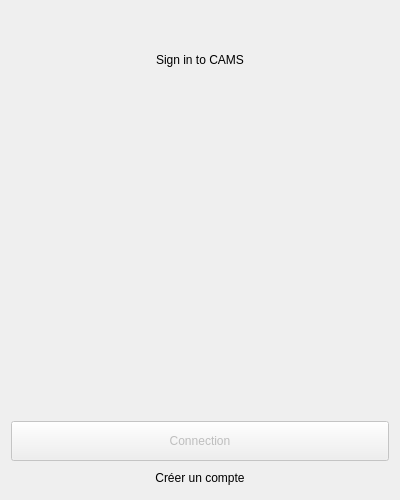
Qt form src/gui/connection/ConnectionWidget.ui (Lahaxe/cams-old) before a commit.
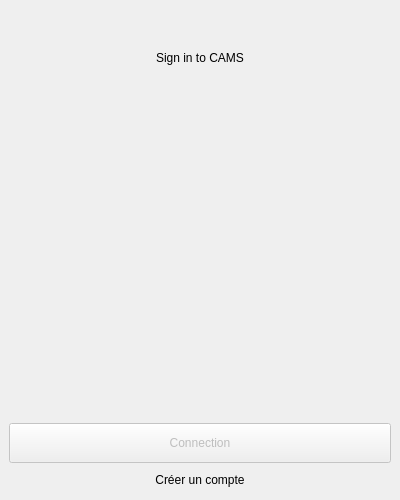
The same form after that commit. Custom widgets are drawn as their Qt base class.

Commit message: Création du sous menu utilisateur et déconnection

```diff
--- a/src/gui/connection/ConnectionWidget.ui
+++ b/src/gui/connection/ConnectionWidget.ui
@@ -26,6 +26,24 @@
    <string>Connection</string>
   </property>
   <layout class="QGridLayout" name="gridLayout">
+   <property name="leftMargin">
+    <number>0</number>
+   </property>
+   <property name="topMargin">
+    <number>0</number>
+   </property>
+   <property name="rightMargin">
+    <number>0</number>
+   </property>
+   <property name="bottomMargin">
+    <number>0</number>
+   </property>
+   <property name="spacing">
+    <number>0</number>
+   </property>
+   <item row="0" column="1">
+    <widget class="QWidget" name="connection_bckgrd" native="true">
+     <layout class="QGridLayout" name="gridLayout_2">
    <item row="0" column="0" alignment="Qt::AlignHCenter">
     <widget class="QLabel" name="label">
      <property name="text">
@@ -33,6 +51,15 @@
      </property>
     </widget>
    </item>
+      <item row="1" column="0">
+       <widget class="CustomNotificationWidget" name="errorMessage" native="true"/>
+      </item>
+      <item row="2" column="0">
+       <widget class="CustomLabeledInputTextField" name="login" native="true"/>
+      </item>
+      <item row="3" column="0">
+       <widget class="CustomLabeledInputPasswordField" name="password" native="true"/>
+      </item>
    <item row="4" column="0">
     <widget class="ValidationButton" name="ConnectionButton">
      <property name="enabled">
@@ -49,15 +76,6 @@
      </property>
     </widget>
    </item>
-   <item row="2" column="0">
-    <widget class="CustomLabeledInputTextField" name="login" native="true"/>
-   </item>
-   <item row="3" column="0">
-    <widget class="CustomLabeledInputPasswordField" name="password" native="true"/>
-   </item>
-   <item row="1" column="0">
-    <widget class="CustomNotificationWidget" name="errorMessage" native="true"/>
-   </item>
    <item row="5" column="0">
     <widget class="QPushButton" name="newAccountButton">
      <property name="text">
@@ -66,6 +84,9 @@
      <property name="flat">
       <bool>true</bool>
      </property>
+       </widget>
+      </item>
+     </layout>
     </widget>
    </item>
   </layout>
```
Lines whose indentation alone changed are shown as unchanged. The commit also changes 19 other files.
